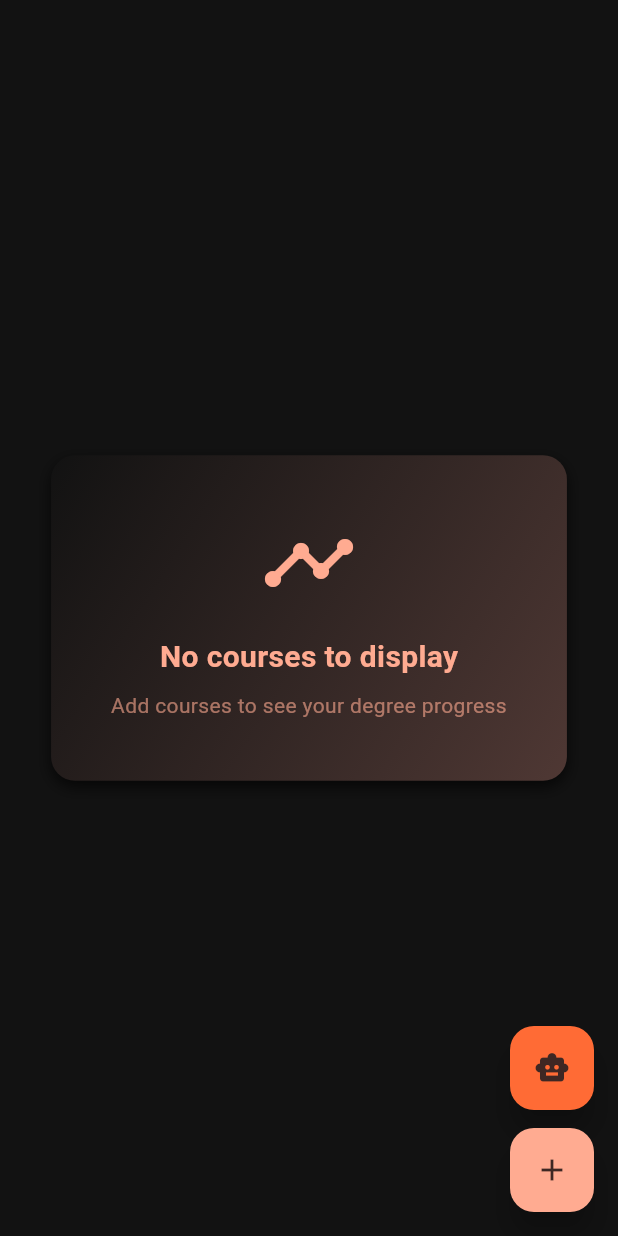
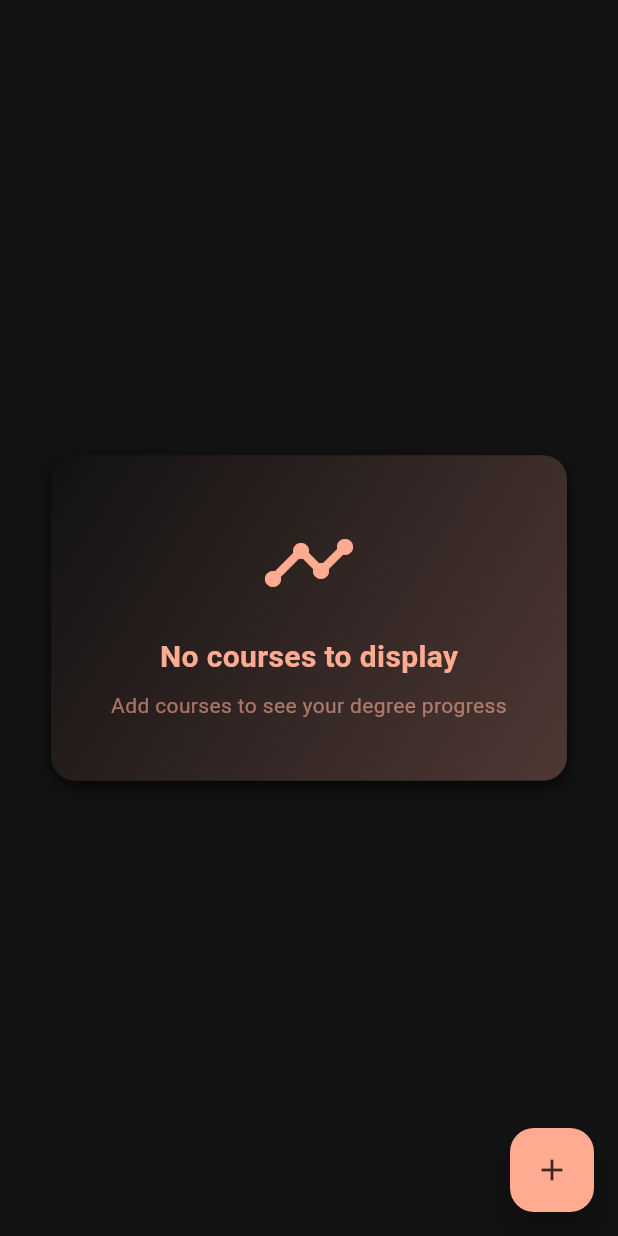
Before and after one commit to Technion236272/2025b-DegreEZ, a Flutter app: the CustomizedDiagramPage screen opened directly, on a phone screen of 412 x 824 dp. Run offline on Flutter 3.47's test engine with Material 3 defaults, Android fonts, the phone set to English and light mode, and no system bars; drawn by our look-alikes of calendar_view; our stand-ins replace auto_size_text, cloud_firestore, file_picker, firebase_ai, firebase_auth, firebase_core and 3 more; accounts and stored records are empty; network calls fail.

Commit message:
made the navigator's ai icon context sensitive and updated the ai agent for customized diagram

```diff
--- a/degreez/lib/pages/customized_diagram_page.dart
+++ b/degreez/lib/pages/customized_diagram_page.dart
@@ -297,28 +297,12 @@ class _CustomizedDiagramPageState extends State<CustomizedDiagramPage>
                 ],
               ),
             );
-          },        ),
-        floatingActionButton: Column(
-          mainAxisAlignment: MainAxisAlignment.end,
-          children: [            // AI Grade Sheet Import Button - Now uses the mixin
-            FloatingActionButton(
-              heroTag: "ai_import",
-              onPressed: showAiImportDialog, // Use the mixin method
-              backgroundColor: AppColorsDarkMode.primaryColor,
-              child: const Icon(Icons.smart_toy),
-              tooltip: 'Import Grade Sheet with AI',
-            ),
-            const SizedBox(height: 12),
-            // Add Semester Button
-            FloatingActionButton(
-              heroTag: "add_semester",
-              onPressed: () {
-                _showAddSemesterDialog(context);
-              },
-              child: const Icon(Icons.add),
-              tooltip: 'Add Semester',
-            ),
-          ],
+          },        ),        floatingActionButton: FloatingActionButton(
+          onPressed: () {
+            _showAddSemesterDialog(context);
+          },
+          child: const Icon(Icons.add),
+          tooltip: 'Add Semester',
         ),
       ),
     );
```
Also changed, not shown: degreez/lib/pages/navigator_page.dart (+61 -17 lines), degreez/lib/widgets/ai_import_dialogs.dart (+7 -13 lines).
